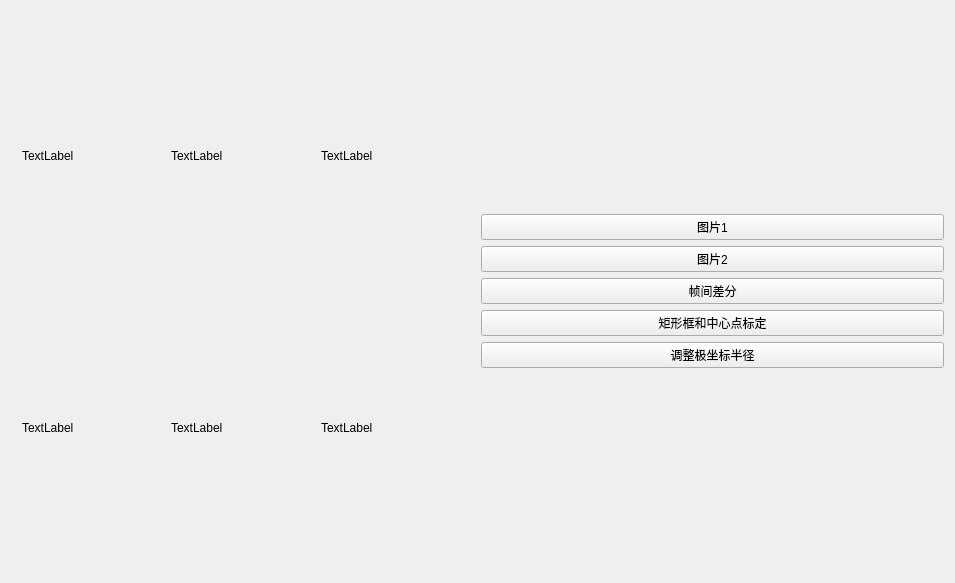
Old version of the form UAV2022.ui in the repository cg126/UAV2022.
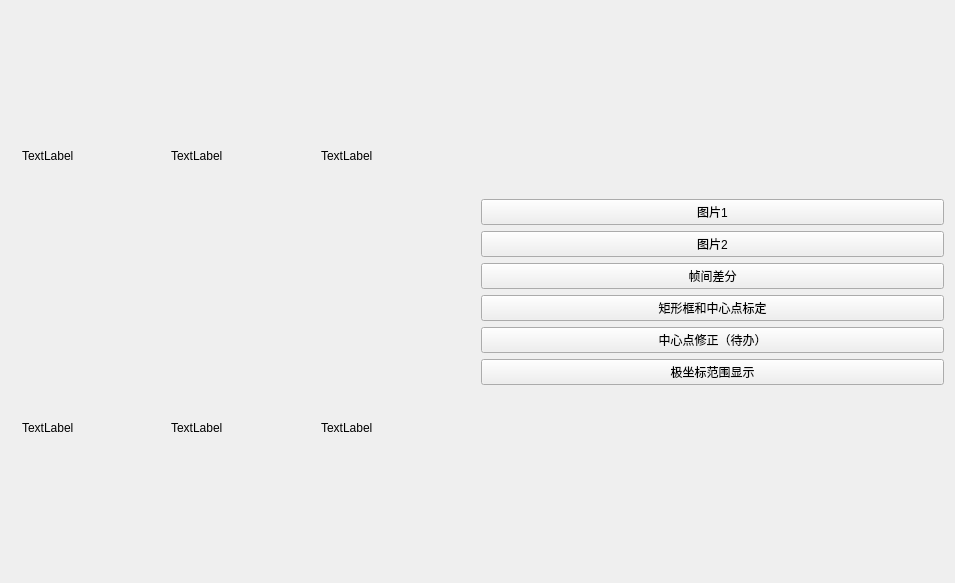
New version of the form.

Commit message: add 极坐标范围显示

```diff
--- a/UAV2022.ui
+++ b/UAV2022.ui
@@ -21,21 +21,14 @@
      </property>
     </widget>
    </item>
-   <item row="5" column="1">
-    <widget class="QPushButton" name="pBt_Diff">
+   <item row="3" column="1">
+    <widget class="QPushButton" name="pBt_LoadImage">
      <property name="text">
-      <string>帧间差分</string>
+      <string>图片1</string>
      </property>
     </widget>
    </item>
-   <item row="7" column="1">
-    <widget class="QPushButton" name="pBt_radius">
-     <property name="text">
-      <string>调整极坐标半径</string>
-     </property>
-    </widget>
-   </item>
-   <item row="0" column="0" rowspan="11">
+   <item row="0" column="0" rowspan="12">
     <widget class="QWidget" name="widget" native="true">
      <layout class="QGridLayout" name="gridLayout">
       <item row="0" column="0">
@@ -90,10 +83,24 @@
      </property>
     </widget>
    </item>
-   <item row="3" column="1">
-    <widget class="QPushButton" name="pBt_LoadImage">
+   <item row="5" column="1">
+    <widget class="QPushButton" name="pBt_Diff">
      <property name="text">
-      <string>图片1</string>
+      <string>帧间差分</string>
+     </property>
+    </widget>
+   </item>
+   <item row="7" column="1">
+    <widget class="QPushButton" name="pBt_Center">
+     <property name="text">
+      <string>中心点修正（待办）</string>
+     </property>
+    </widget>
+   </item>
+   <item row="8" column="1">
+    <widget class="QPushButton" name="pBt_PolarRange">
+     <property name="text">
+      <string>极坐标范围显示</string>
      </property>
     </widget>
    </item>
```
The commit also changes 3 other files.
